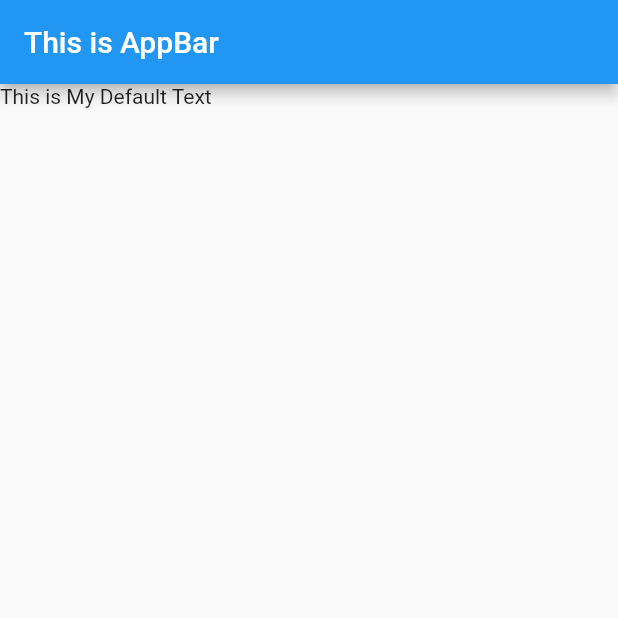
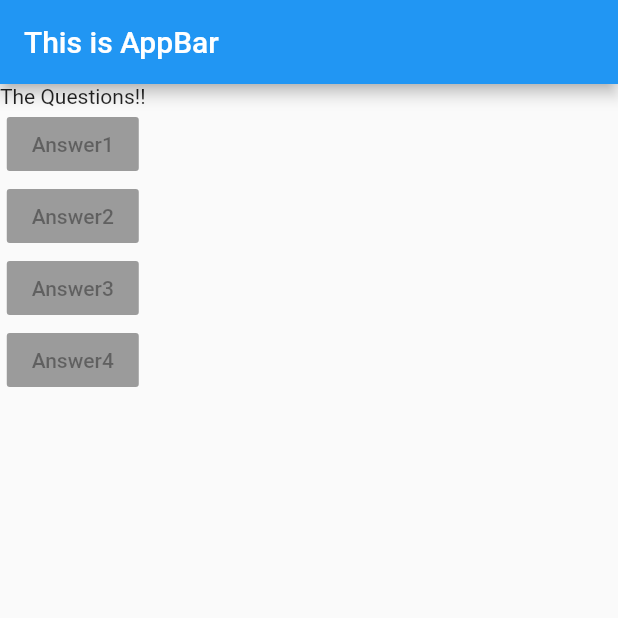
Before and after one commit to AnithaGKrishnegowda/Flutter-Basics-Guide, a Flutter app: the screen it shows after launch, on a phone screen of 412 x 824 dp, the top half of it. Run offline on Flutter 3.47's test engine with Material 2 defaults, Android fonts, the phone set to English and light mode, and no system bars.

Commit message:
Added button with disable state

```diff
--- a/lib/main.dart
+++ b/lib/main.dart
@@ -11,11 +11,30 @@ class MyApp extends StatelessWidget {
   Widget build(BuildContext context) {
     return MaterialApp(
       home: Scaffold(
-        appBar: AppBar(
-          title: Text('This is AppBar'),
-        ),
-        body: Text('This is My Default Text'),
-      ),
+          appBar: AppBar(
+            title: Text('This is AppBar'),
+          ),
+          body: Column(
+            children: [
+              Text('The Questions!!'),
+              RaisedButton(
+                child: Text('Answer1'),
+                onPressed: null,
+              ),
+              RaisedButton(
+                child: Text('Answer2'),
+                onPressed: null,
+              ),
+              RaisedButton(
+                child: Text('Answer3'),
+                onPressed: null,
+              ),
+              RaisedButton(
+                child: Text('Answer4'),
+                onPressed: null,
+              ),
+            ],
+          )),
     );
   }
 }
```
